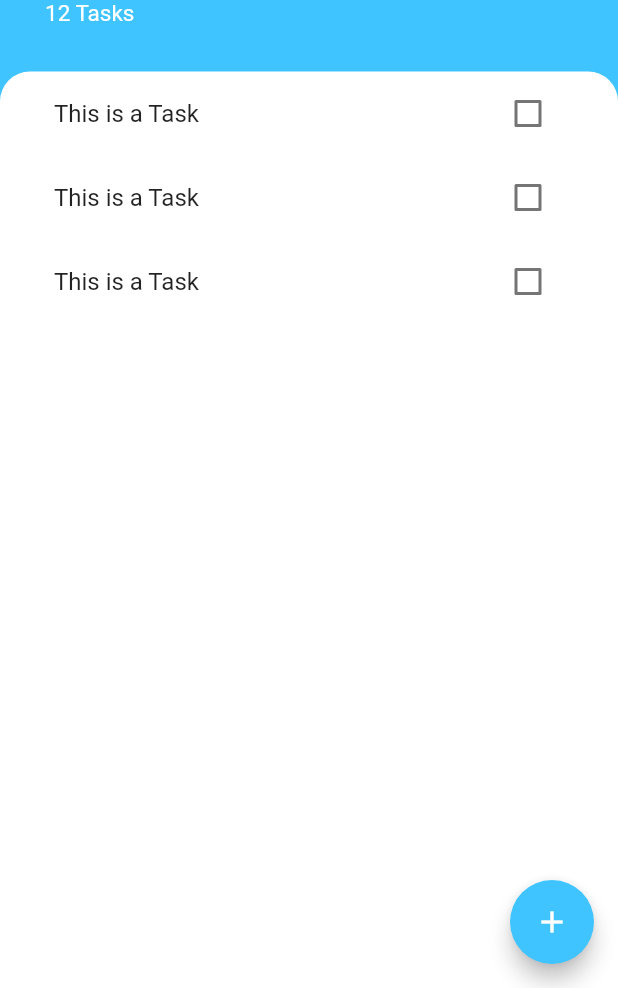
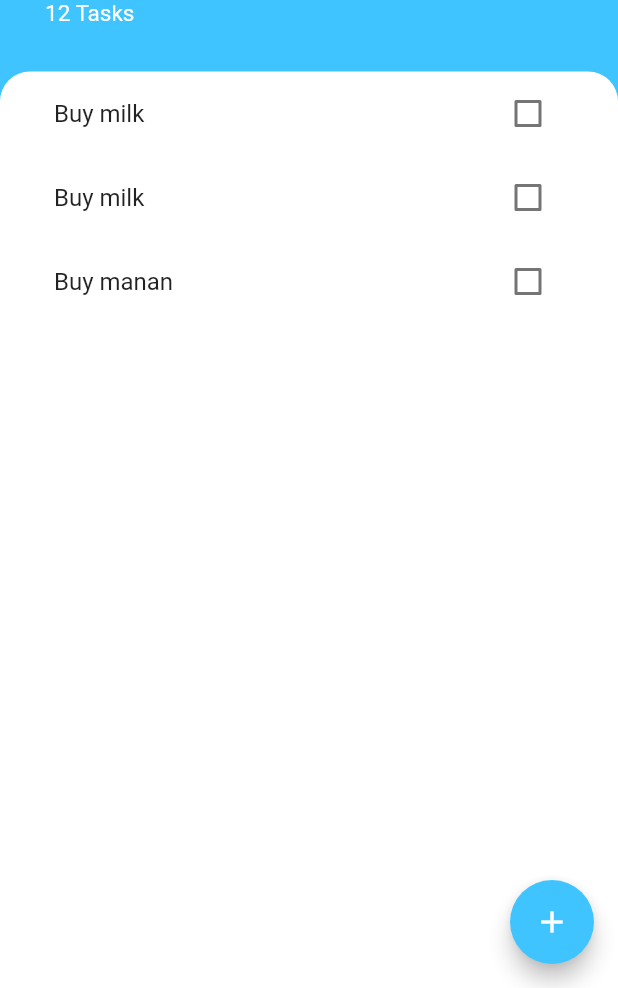
Before and after one commit to aj-naik/To-Do-App, a Flutter app: the screen it shows after launch, on a phone screen of 412 x 824 dp, the part 248-1236 px from its top. Run offline on Flutter 3.47's test engine with Material 2 defaults, Android fonts, the phone set to English and light mode, and no system bars.

Commit message:
Many features implemented

```diff
--- /dev/null
+++ b/lib/models/tasks.dart
@@ -0,0 +1,10 @@
+class Task {
+  final String name;
+  bool isDone;
+
+  Task({required this.name, this.isDone = false});
+
+  void toggleDone() {
+    isDone = !isDone;
+  }
+}
--- a/lib/screens/add_task_screen.dart
+++ b/lib/screens/add_task_screen.dart
@@ -1,10 +1,13 @@
-// ignore_for_file: prefer_const_constructors, use_key_in_widget_constructors, prefer_const_literals_to_create_immutables
+// ignore_for_file: prefer_const_constructors, use_key_in_widget_constructors, prefer_const_literals_to_create_immutables, unused_local_variable
 
 import 'package:flutter/material.dart';
 
 class AddTaskScreen extends StatelessWidget {
+  final Function addTaskCallback;
+  AddTaskScreen(this.addTaskCallback);
   @override
   Widget build(BuildContext context) {
+    String newTaskTitle = '';
     return Container(
       color: Color(0xff757575),
       child: Container(
@@ -31,6 +34,9 @@ class AddTaskScreen extends StatelessWidget {
             TextField(
               autofocus: true,
               textAlign: TextAlign.center,
+              onChanged: (newText) {
+                newTaskTitle = newText;
+              },
             ),
             SizedBox(
               height: 25,
@@ -39,7 +45,7 @@ class AddTaskScreen extends StatelessWidget {
               height: 50,
               child: TextButton(
                 onPressed: () {
-                  //
+                  addTaskCallback(newTaskTitle);
                 },
                 child: Text(
                   'Add',
--- a/lib/screens/task_screen.dart
+++ b/lib/screens/task_screen.dart
@@ -3,8 +3,20 @@
 import 'package:flutter/material.dart';
 import 'package:to_do_app/screens/add_task_screen.dart';
 import 'package:to_do_app/widgets/task_list.dart';
+import 'package:to_do_app/models/tasks.dart';
 
-class TasksScreen extends StatelessWidget {
+class TasksScreen extends StatefulWidget {
+  @override
+  State<TasksScreen> createState() => _TasksScreenState();
+}
+
+class _TasksScreenState extends State<TasksScreen> {
+  List<Task> tasks = [
+    Task(name: 'Buy milk'),
+    Task(name: 'Buy milk'),
+    Task(name: 'Buy manan'),
+  ];
+
   @override
   Widget build(BuildContext context) {
     return Scaffold(
@@ -16,8 +28,17 @@ class TasksScreen extends StatelessWidget {
         ),
         onPressed: () {
           showModalBottomSheet(
-              context: context,
-              builder: (BuildContext context) => AddTaskScreen());
+            context: context,
+            builder: (BuildContext context) => AddTaskScreen(
+              (newTaskTitle) {
+                setState(() {
+                  tasks.add(
+                    Task(name: newTaskTitle),
+                  );
+                });
+              },
+            ),
+          );
         },
       ),
       body: Column(
@@ -72,7 +93,7 @@ class TasksScreen extends StatelessWidget {
                   topRight: Radius.circular(20.0),
                 ),
               ),
-              child: TaskList(),
+              child: TasksList(tasks),
             ),
           ),
         ],
--- a/lib/widgets/task_list.dart
+++ b/lib/widgets/task_list.dart
@@ -1,15 +1,36 @@
+// ignore_for_file: use_key_in_widget_constructors, prefer_const_constructors_in_immutables
+
 import 'package:flutter/material.dart';
 import 'package:to_do_app/widgets/task_tile.dart';
+import 'package:to_do_app/models/tasks.dart';
 
-class TaskList extends StatelessWidget {
+class TasksList extends StatefulWidget {
+  final List<Task> tasks;
+
+  TasksList(this.tasks);
+
+  @override
+  State<TasksList> createState() => _TasksListState();
+}
+
+class _TasksListState extends State<TasksList> {
   @override
   Widget build(BuildContext context) {
-    return ListView(
-      children: <Widget>[
-        TaskTile(),
-        TaskTile(),
-        TaskTile(),
-      ],
+    return ListView.builder(
+      itemBuilder: (contect, index) {
+        return TaskTile(
+          taskTitle: widget.tasks[index].name,
+          isChecked: widget.tasks[index].isDone,
+          checkboxCallback: (checkboxState) {
+            setState(
+              () {
+                widget.tasks[index].toggleDone();
+              },
+            );
+          },
+        );
+      },
+      itemCount: widget.tasks.length,
     );
   }
 }
--- a/lib/widgets/task_tile.dart
+++ b/lib/widgets/task_tile.dart
@@ -1,51 +1,32 @@
+// ignore_for_file: prefer_const_constructors_in_immutables
+
 import 'package:flutter/material.dart';
 
-class TaskTile extends StatefulWidget {
-  @override
-  _TaskTileState createState() => _TaskTileState();
-}
+// ignore_for_file: use_key_in_widget_constructors, prefer_const_constructors, prefer_const_literals_to_create_immutables
+class TaskTile extends StatelessWidget {
+  final bool isChecked;
+  final String taskTitle;
+  final Function(bool?) checkboxCallback;
 
-class _TaskTileState extends State<TaskTile> {
-  bool isChecked = false;
-
-  void checkBoxCallBack(bool? checkBoxState) {
-    if (checkBoxState != null) {
-      setState(() {
-        isChecked = checkBoxState;
-      });
-    }
-  }
+  TaskTile({
+    required this.isChecked,
+    required this.taskTitle,
+    required this.checkboxCallback,
+  });
 
   @override
   Widget build(BuildContext context) {
     return ListTile(
       title: Text(
-        'This is a Task',
+        taskTitle,
         style: TextStyle(
-          decoration: isChecked ? TextDecoration.lineThrough : null,
-        ),
+            decoration: isChecked ? TextDecoration.lineThrough : null),
       ),
-      trailing: TaskCheckbox(
-        checkboxState: isChecked,
-        toggleCheckboxState: checkBoxCallBack,
+      trailing: Checkbox(
+        value: isChecked,
+        activeColor: Colors.lightBlueAccent,
+        onChanged: checkboxCallback,
       ),
     );
   }
 }
-
-class TaskCheckbox extends StatelessWidget {
-  final bool checkboxState;
-  final Function toggleCheckboxState;
-
-  TaskCheckbox(
-      {required this.checkboxState, required this.toggleCheckboxState});
-
-  @override
-  Widget build(BuildContext context) {
-    return Checkbox(
-      activeColor: Colors.lightBlueAccent,
-      value: checkboxState,
-      onChanged: toggleCheckboxState as void Function(bool?)?,
-    );
-  }
-}
```
